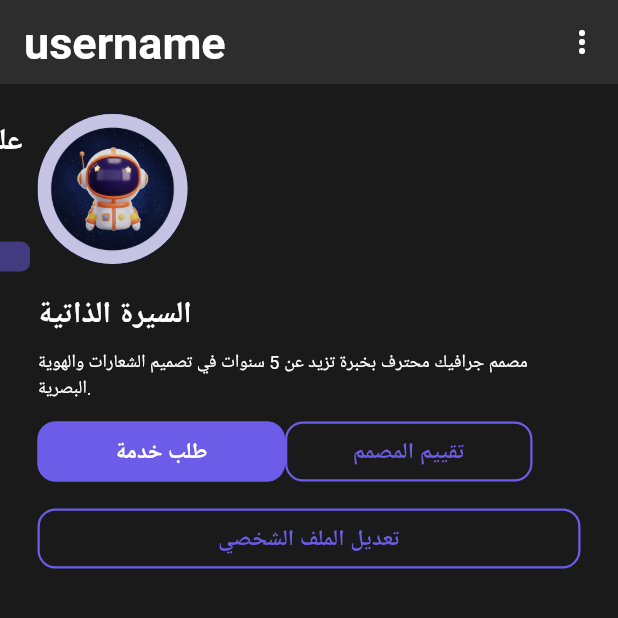
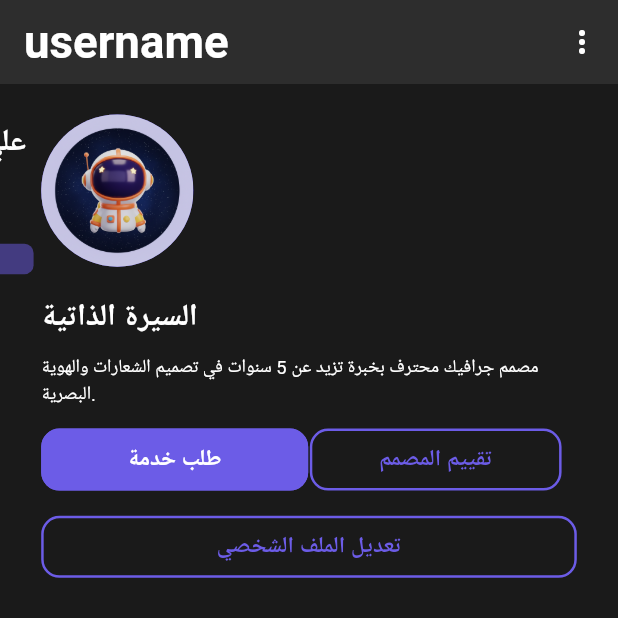
Before and after one commit to Abdullah-Bashaaib/designersplatform, a Flutter app: the screen it shows after launch, on a phone screen of 412 x 824 dp, the top half of it. Run offline on Flutter 3.47's test engine with Material 3 defaults, Android fonts, the phone set to English and light mode, and no system bars; our stand-ins replace dartz, flutter_screenutil, font_awesome_flutter, get, internet_connection_checker, shared_preferences and 1 more; accounts and stored records are empty.

Commit message:
تحديث أنماط التطبيق لاستخدام مكتبة flutter_screenutil: تعديل الحواف، الظلال، النصوص، والأزرار لتحسين التوافق مع أحجام الشاشة المختلفة.

```diff
--- a/lib/core/utils/app_styles.dart
+++ b/lib/core/utils/app_styles.dart
@@ -1,4 +1,5 @@
 import 'package:flutter/material.dart';
+import 'package:flutter_screenutil/flutter_screenutil.dart';
 
 import 'app_colors.dart';
 
@@ -6,61 +7,57 @@
 /// تحتوي على جميع أنماط التصميم المستخدمة في منصة المصممين
 class AppStyles {
   // أنماط الحواف المختلفة
-  static const BorderRadius smallRadius = BorderRadius.all(Radius.circular(8));
-  static const BorderRadius mediumRadius =
-      BorderRadius.all(Radius.circular(12));
-  static const BorderRadius largeRadius = BorderRadius.all(Radius.circular(16));
-  static const BorderRadius extraLargeRadius =
-      BorderRadius.all(Radius.circular(24));
-  static const BorderRadius circularRadius =
-      BorderRadius.all(Radius.circular(50));
+  static BorderRadius smallRadius = BorderRadius.all(Radius.circular(8.r));
+  static BorderRadius mediumRadius = BorderRadius.all(Radius.circular(12.r));
+  static BorderRadius largeRadius = BorderRadius.all(Radius.circular(16.r));
+  static BorderRadius extraLargeRadius =
+      BorderRadius.all(Radius.circular(24.r));
+  static BorderRadius circularRadius = BorderRadius.all(Radius.circular(50.r));
 
   // أنماط الحواف المخصصة للعناصر المختلفة
-  static const BorderRadius cardRadius = BorderRadius.all(Radius.circular(16));
-  static const BorderRadius buttonRadius =
-      BorderRadius.all(Radius.circular(12));
-  static const BorderRadius inputRadius = BorderRadius.all(Radius.circular(12));
-  static const BorderRadius dialogRadius =
-      BorderRadius.all(Radius.circular(20));
-  static const BorderRadius bottomSheetRadius = BorderRadius.only(
-    topLeft: Radius.circular(24),
-    topRight: Radius.circular(24),
+  static BorderRadius cardRadius = BorderRadius.all(Radius.circular(16.r));
+  static BorderRadius buttonRadius = BorderRadius.all(Radius.circular(12.r));
+  static BorderRadius inputRadius = BorderRadius.all(Radius.circular(12.r));
+  static BorderRadius dialogRadius = BorderRadius.all(Radius.circular(20.r));
+  static BorderRadius bottomSheetRadius = BorderRadius.only(
+    topLeft: Radius.circular(24.r),
+    topRight: Radius.circular(24.r),
   );
 
   // أنماط الظلال
   static List<BoxShadow> get lightShadow => [
         BoxShadow(
-          color: AppColors.primaryColor.withOpacity(0.08),
-          blurRadius: 8,
+          color: AppColors.primaryColor.withValues(alpha: 0.08),
+          blurRadius: 8.r,
           offset: const Offset(0, 2),
         ),
       ];
 
   static List<BoxShadow> get mediumShadow => [
         BoxShadow(
-          color: AppColors.primaryColor.withOpacity(0.12),
-          blurRadius: 12,
+          color: AppColors.primaryColor.withValues(alpha: 0.12),
+          blurRadius: 12.r,
           offset: const Offset(0, 4),
         ),
       ];
 
   static List<BoxShadow> get heavyShadow => [
         BoxShadow(
-          color: AppColors.primaryColor.withOpacity(0.16),
-          blurRadius: 16,
+          color: AppColors.primaryColor.withValues(alpha: 0.16),
+          blurRadius: 16.r,
           offset: const Offset(0, 6),
         ),
       ];
 
   static List<BoxShadow> get cardShadow => [
         BoxShadow(
-          color: Colors.black.withOpacity(0.05),
-          blurRadius: 10,
+          color: Colors.black.withValues(alpha: 0.05),
+          blurRadius: 10.r,
           offset: const Offset(0, 2),
         ),
         BoxShadow(
-          color: Colors.black.withOpacity(0.03),
-          blurRadius: 20,
+          color: Colors.black.withValues(alpha: 0.03),
+          blurRadius: 20.r,
           offset: const Offset(0, 4),
         ),
       ];
@@ -68,48 +65,47 @@
   // أنماط النصوص
   static final TextStyle headingLarge = TextStyle(
     // fontFamily: "Doran",
-    fontSize: 30,
+    fontSize: 30.sp,
     fontWeight: FontWeight.bold,
-    height: 1.2,
+    height: 1.2.h,
   );
 
-  static const TextStyle headingMedium = TextStyle(
+  static TextStyle headingMedium = TextStyle(
     // fontFamily: "Doran",
-    fontSize: 24,
+    fontSize: 24.sp,
     fontWeight: FontWeight.w600,
-    height: 1.3,
+    height: 1.3.h,
   );
 
-  static const TextStyle headingSmall = TextStyle(
+  static TextStyle headingSmall = TextStyle(
     // fontFamily: "Doran",
-    fontSize: 20,
+    fontSize: 20.sp,
     fontWeight: FontWeight.w600,
-    height: 1.3,
+    height: 1.3.h,
   );
 
-  static const TextStyle bodyLarge = TextStyle(
-    fontSize: 16,
+  static TextStyle bodyLarge = TextStyle(
+    fontSize: 16.sp,
     fontWeight: FontWeight.normal,
-    height: 1.5,
+    height: 1.5.h,
   );
 
-  static const TextStyle bodyMedium = TextStyle(
-    fontSize: 14,
+  static TextStyle bodyMedium = TextStyle(
+    fontSize: 14.sp,
     fontWeight: FontWeight.normal,
-    height: 1.4,
+    height: 1.4.h,
   );
 
-  static const TextStyle bodySmall = TextStyle(
-    fontSize: 12,
+  static TextStyle bodySmall = TextStyle(
+    fontSize: 12.sp,
     fontWeight: FontWeight.normal,
-    height: 1.4,
+    height: 1.4.h,
   );
 
-  static const TextStyle caption = TextStyle(
-    fontFamily: "Doran",
-    fontSize: 11,
+  static TextStyle caption = TextStyle(
+    fontSize: 11.sp,
     fontWeight: FontWeight.normal,
-    height: 1.3,
+    height: 1.3.h,
   );
 
   // أنماط الأزرار
@@ -117,22 +113,22 @@
         backgroundColor: AppColors.primaryColor,
         foregroundColor: AppColors.textOnPrimary,
         elevation: 2,
-        shadowColor: AppColors.primaryColor.withOpacity(0.3),
+        shadowColor: AppColors.primaryColor.withValues(alpha: 0.3),
         shape: RoundedRectangleBorder(borderRadius: buttonRadius),
-        padding: const EdgeInsets.symmetric(horizontal: 24, vertical: 16),
-        textStyle: const TextStyle(
-          fontSize: 16,
+        padding: EdgeInsets.symmetric(horizontal: 24.w, vertical: 16.h),
+        textStyle: TextStyle(
+          fontSize: 16.sp,
           fontWeight: FontWeight.w600,
           color: AppColors.textOnPrimary,
         ),
       );
 
   static ButtonStyle get secondaryButtonStyle => OutlinedButton.styleFrom(
-        side: const BorderSide(color: AppColors.primaryColor, width: 1.5),
+        side: BorderSide(color: AppColors.primaryColor, width: 1.5.w),
         shape: RoundedRectangleBorder(borderRadius: buttonRadius),
-        padding: const EdgeInsets.symmetric(horizontal: 24, vertical: 10),
-        textStyle: const TextStyle(
-          fontSize: 16,
+        padding: EdgeInsets.symmetric(horizontal: 24.w, vertical: 10.h),
+        textStyle: TextStyle(
+          fontSize: 16.sp,
           fontWeight: FontWeight.w600,
         ),
       );
@@ -140,9 +136,9 @@
   static ButtonStyle get ghostButtonStyle => TextButton.styleFrom(
         foregroundColor: AppColors.primaryColor,
         shape: RoundedRectangleBorder(borderRadius: buttonRadius),
-        padding: const EdgeInsets.symmetric(horizontal: 24, vertical: 16),
-        textStyle: const TextStyle(
-          fontSize: 16,
+        padding: EdgeInsets.symmetric(horizontal: 24.w, vertical: 16.h),
+        textStyle: TextStyle(
+          fontSize: 16.sp,
           fontWeight: FontWeight.w600,
         ),
       );
@@ -159,8 +155,8 @@
         borderRadius: cardRadius,
         boxShadow: [
           BoxShadow(
-            color: Colors.black.withOpacity(0.2),
-            blurRadius: 10,
+            color: Colors.black.withValues(alpha: 0.2),
+            blurRadius: 10.r,
             offset: const Offset(0, 2),
           ),
         ],
--- a/lib/features/auth/presentation/pages/login_page.dart
+++ b/lib/features/auth/presentation/pages/login_page.dart
@@ -116,7 +116,7 @@
                                     }
                                   },
                                   style: AppStyles.primaryButtonStyle,
-                                  child: const Text('تسجيل الدخول',
+                                  child:  Text('تسجيل الدخول',
                                       style: AppStyles.bodyLarge),
                                 ),
                         ),
--- a/lib/features/designer_profile/presentation/views/screens/profile_screen.dart
+++ b/lib/features/designer_profile/presentation/views/screens/profile_screen.dart
@@ -3,6 +3,7 @@
 import 'package:designers_platform/features/designer_profile/presentation/views/widgets/buttons_reaction.dart';
 import 'package:designers_platform/features/designer_profile/presentation/views/widgets/profile_image_and_statistic.dart';
 import 'package:flutter/material.dart';
+import 'package:flutter_screenutil/flutter_screenutil.dart';
 import 'package:font_awesome_flutter/font_awesome_flutter.dart';
 
 class ProfileScreen extends StatelessWidget {
@@ -46,7 +47,7 @@
       body: SafeArea(
         top: false,
         child: Padding(
-          padding: EdgeInsets.symmetric(horizontal: 25),
+          padding: EdgeInsets.symmetric(horizontal: 25.w),
           child: Center(
             child: SizedBox(
               width: double.infinity,
--- a/lib/features/designer_profile/presentation/views/widgets/bio_custom.dart
+++ b/lib/features/designer_profile/presentation/views/widgets/bio_custom.dart
@@ -1,5 +1,6 @@
 import 'package:designers_platform/core/utils/app_styles.dart';
 import 'package:flutter/material.dart';
+import 'package:flutter_screenutil/flutter_screenutil.dart';
 
 class BioCustom extends StatelessWidget {
   const BioCustom({
@@ -11,15 +12,15 @@
     return Column(
       crossAxisAlignment: CrossAxisAlignment.start,
       children: [
-        const SizedBox(
-          height: 20,
+        SizedBox(
+          height: 20.h,
         ),
         Text(
           "السيرة الذاتية",
           style: AppStyles.headingSmall,
         ),
-        const SizedBox(
-          height: 10,
+        SizedBox(
+          height: 10.h,
         ),
         Text(
           "مصمم جرافيك محترف بخبرة تزيد عن 5 سنوات في تصميم الشعارات والهوية البصرية.",
--- a/lib/features/designer_profile/presentation/views/widgets/buttons_reaction.dart
+++ b/lib/features/designer_profile/presentation/views/widgets/buttons_reaction.dart
@@ -1,5 +1,6 @@
 import 'package:designers_platform/core/utils/app_styles.dart';
 import 'package:flutter/material.dart';
+import 'package:flutter_screenutil/flutter_screenutil.dart';
 
 class ButtonsReaction extends StatelessWidget {
   const ButtonsReaction({
@@ -11,40 +12,42 @@
     return Column(
       children: [
         SizedBox(
-          height: 10,
+          height: 10.h,
         ),
         Row(
+          mainAxisAlignment: MainAxisAlignment.spaceBetween,
           children: [
             SizedBox(
-              width: 165,
+              width: 162.w,
               child: FilledButton(
                   style: AppStyles.secondaryButtonStyle,
                   onPressed: () {},
                   child: Text(
                     "طلب خدمة",
-                    style: const TextStyle(fontSize: 15),
+                    style: TextStyle(fontSize: 15.sp),
                   )),
             ),
-             Container(
-              padding: const EdgeInsets.only(right: 10),
-              width: 175,
+            Container(
+              padding: EdgeInsets.only(right: 10.r),
+              width: 162.w,
               child: OutlinedButton(
                   style: AppStyles.secondaryButtonStyle,
                   onPressed: () {},
                   child: Text(
                     "تقييم المصمم",
-                    style: TextStyle(fontSize: 15),
+                    style: TextStyle(fontSize: 15.sp),
                   )),
             ),
           ],
         ),
         Container(
-          padding: EdgeInsets.only(top: 10),
+          padding: EdgeInsets.only(top: 10.r),
           width: double.infinity,
           child: OutlinedButton(
             style: AppStyles.secondaryButtonStyle,
             onPressed: () {},
-            child: Text("تعديل الملف الشخصي", style: TextStyle(fontSize: 15)),
+            child:
+                Text("تعديل الملف الشخصي", style: TextStyle(fontSize: 15.sp)),
           ),
         ),
       ],
--- a/lib/features/designer_profile/presentation/views/widgets/circle_avatar_custom.dart
+++ b/lib/features/designer_profile/presentation/views/widgets/circle_avatar_custom.dart
@@ -1,4 +1,5 @@
 import 'package:flutter/material.dart';
+import 'package:flutter_screenutil/flutter_screenutil.dart';
 
 class CircleAvatarCustom extends StatelessWidget {
   const CircleAvatarCustom({
@@ -10,15 +11,15 @@
     return Column(
       children: [
         CircleAvatar(
-          radius: 50,
+          radius: 50.r,
           child: ClipRRect(
-            borderRadius: BorderRadiusGeometry.circular(100),
+            borderRadius: BorderRadiusGeometry.circular(100.r),
             child: Image.asset(
                 fit: BoxFit.fill, "assets/icons/image_profile01.png"),
           ),
         ),
         SizedBox(
-          width: 20,
+          width: 20.w,
         ),
       ],
     );
--- a/lib/features/designer_profile/presentation/views/widgets/profile_image_and_statistic.dart
+++ b/lib/features/designer_profile/presentation/views/widgets/profile_image_and_statistic.dart
@@ -3,6 +3,7 @@
 import 'package:designers_platform/features/designer_profile/presentation/views/widgets/circle_avatar_custom.dart';
 import 'package:designers_platform/features/designer_profile/presentation/views/widgets/numbers_of_profile.dart';
 import 'package:flutter/material.dart';
+import 'package:flutter_screenutil/flutter_screenutil.dart';
 
 class ProfileImageAndStatistic extends StatelessWidget {
   const ProfileImageAndStatistic({
@@ -13,54 +14,54 @@
   Widget build(BuildContext context) {
     return Column(
       children: [
-        const SizedBox(
-          height: 20,
+        SizedBox(
+          height: 20.h,
         ),
         Stack(
           clipBehavior: Clip.none,
           children: [
             CircleAvatarCustom(),
             Positioned(
-              right: 110,
-              top: 5,
-              child: const Text(
+              right: 110.r,
+              top: 5.r,
+              child: Text(
                 "علي أحمد النوبي",
                 style: AppStyles.headingSmall,
               ),
             ),
             Positioned(
-              right: 140,
-              top: 40,
+              right: 140.r,
+              top: 40.r,
               child: Row(
                 mainAxisAlignment: MainAxisAlignment.center,
                 children: [
                   NumbersOfProfile(field: 'الاعمال', number: '250K'),
-                  const SizedBox(
-                    width: 30,
+                  SizedBox(
+                    width: 30.w,
                   ),
                   NumbersOfProfile(field: 'التقييمات', number: '650K'),
-                  const SizedBox(
-                    width: 30,
+                  SizedBox(
+                    width: 30.w,
                   ),
                   NumbersOfProfile(field: 'الطلبات', number: '750K'),
                 ],
               ),
             ),
             Positioned(
-              top: 85,
-              right: 105,
+              top: 85.r,
+              right: 105.r,
               child: Container(
-                height: 20,
-                width: 250,
+                height: 20.h,
+                width: 230.w,
                 decoration: BoxDecoration(
-                  borderRadius: BorderRadius.circular(6),
+                  borderRadius: BorderRadius.circular(6.r),
                   color: AppColors.primaryColor.withValues(alpha: 0.5),
                 ),
-                child: const Center(
+                child: Center(
                   child: Text(
                     "مصمم جرافيك - UI/UX",
                     style: TextStyle(
-                      fontSize: 10,
+                      fontSize: 10.sp,
                       fontWeight: FontWeight.bold,
                     ),
                   ),
```
